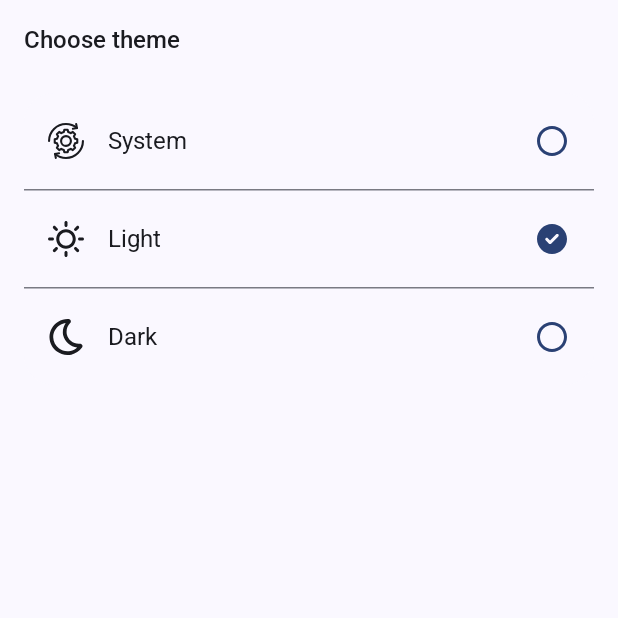
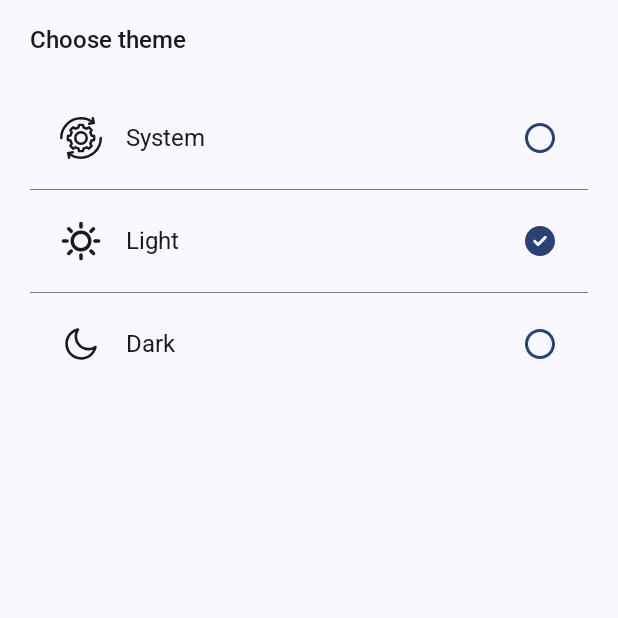
Before and after one commit to Chris-KH/WorkNestApp, an Android app built with Jetpack Compose: the composable SettingTheme shown on its own in the app's theme, after a tap on "Light", on a phone screen of 412 x 824 dp, the top half of it. Run offline under Robolectric (Android 15) with nearby library versions, the phone set to English and light mode, and no system bars; our stand-ins replace Dagger/Hilt's generated code; Roboto replaces fonts that are not available here; 1 statement that could not run was skipped.

Commit message:
Persist theme setting

```diff
--- a/app/build.gradle.kts
+++ b/app/build.gradle.kts
@@ -90,9 +90,12 @@ dependencies {
     implementation(libs.androidx.room.runtime)
     implementation(libs.androidx.room.ktx)
 
-    //StoreRef
+    //DataStore
     implementation(libs.androidx.datastore.preferences)
     implementation(libs.kotlinx.serialization.json)
+
+    //AppCompat
+    implementation(libs.appcompat)
 
     implementation(libs.androidx.lifecycle.viewmodel.compose)
     implementation(libs.androidx.navigation.compose)
--- /dev/null
+++ b/app/src/main/java/com/apcs/worknestapp/data/local/ThemeDataStore.kt
@@ -0,0 +1,37 @@
+package com.apcs.worknestapp.data.local
+
+import android.content.Context
+import androidx.datastore.preferences.core.edit
+import androidx.datastore.preferences.core.stringPreferencesKey
+import androidx.datastore.preferences.preferencesDataStore
+import kotlinx.coroutines.flow.Flow
+import kotlinx.coroutines.flow.map
+import javax.inject.Inject
+
+val Context.themeDataStore by preferencesDataStore(name = "theme_prefs")
+
+object ThemePreferenceKeys {
+    val THEME_KEY = stringPreferencesKey("theme")
+}
+
+enum class ThemeMode {
+    SYSTEM,
+    DARK,
+    LIGHT,
+}
+
+class ThemeDataStore @Inject constructor(
+    private val context: Context,
+) {
+    val themeFlow: Flow<ThemeMode> = context.themeDataStore.data
+        .map { preferences ->
+            val value = preferences[ThemePreferenceKeys.THEME_KEY]
+            ThemeMode.entries.find { it.name == value } ?: ThemeMode.SYSTEM
+        }
+
+    suspend fun saveTheme(theme: ThemeMode) {
+        context.themeDataStore.edit { preferences ->
+            preferences[ThemePreferenceKeys.THEME_KEY] = theme.name
+        }
+    }
+}
--- a/app/src/main/java/com/apcs/worknestapp/ui/screens/setting_detail/SettingTheme.kt
+++ b/app/src/main/java/com/apcs/worknestapp/ui/screens/setting_detail/SettingTheme.kt
@@ -20,10 +20,7 @@ import androidx.compose.material3.MaterialTheme
 import androidx.compose.material3.SnackbarHostState
 import androidx.compose.material3.Text
 import androidx.compose.runtime.Composable
-import androidx.compose.runtime.getValue
-import androidx.compose.runtime.mutableStateOf
-import androidx.compose.runtime.remember
-import androidx.compose.runtime.setValue
+import androidx.compose.runtime.collectAsState
 import androidx.compose.ui.Alignment
 import androidx.compose.ui.Modifier
 import androidx.compose.ui.draw.clip
@@ -31,22 +28,21 @@ import androidx.compose.ui.res.painterResource
 import androidx.compose.ui.text.font.FontWeight
 import androidx.compose.ui.unit.dp
 import androidx.compose.ui.unit.sp
+import androidx.hilt.navigation.compose.hiltViewModel
 import androidx.navigation.NavHostController
 import com.apcs.worknestapp.R
-
-enum class ThemeMode {
-    SYSTEM,
-    DARK,
-    LIGHT,
-}
+import com.apcs.worknestapp.data.local.ThemeMode
+import com.apcs.worknestapp.viewmodels.ThemeViewModel
 
 @Composable
 fun SettingTheme(
     navController: NavHostController,
     snackbarHost: SnackbarHostState,
     modifier: Modifier = Modifier,
+    themeViewModel: ThemeViewModel = hiltViewModel(),
 ) {
-    var themeMode by remember { mutableStateOf<ThemeMode>(ThemeMode.SYSTEM) }
+    val themeState = themeViewModel.theme.collectAsState()
+    val themeMode = themeState.value
 
     Box(
         modifier = modifier.fillMaxSize()
@@ -55,34 +51,46 @@ fun SettingTheme(
             modifier = Modifier
                 .fillMaxWidth()
                 .padding(top = 16.dp)
-                .padding(horizontal = 16.dp)
+                .padding(horizontal = 20.dp)
         ) {
             Text(text = "Choose theme")
-            Spacer(modifier = Modifier.height(24.dp))
+            Spacer(modifier = Modifier.height(20.dp))
             Column(
                 modifier = Modifier
                     .fillMaxWidth()
-                    .clip(RoundedCornerShape(30f))
+                    .clip(RoundedCornerShape(40f))
             ) {
                 ThemeOption(
                     label = "System",
                     isSelected = themeMode == ThemeMode.SYSTEM,
                     leadingIcon = R.drawable.outline_system,
-                    onClick = { themeMode = ThemeMode.SYSTEM }
+                    onClick = {
+                        themeViewModel.saveTheme(ThemeMode.SYSTEM)
+                    }
                 )
-                HorizontalDivider()
+                HorizontalDivider(
+                    thickness = (0.75).dp,
+                    color = MaterialTheme.colorScheme.outlineVariant,
+                )
                 ThemeOption(
                     label = "Light",
                     isSelected = themeMode == ThemeMode.LIGHT,
                     leadingIcon = R.drawable.outline_sun,
-                    onClick = { themeMode = ThemeMode.LIGHT }
+                    onClick = {
+                        themeViewModel.saveTheme(ThemeMode.LIGHT)
+                    }
                 )
-                HorizontalDivider()
+                HorizontalDivider(
+                    thickness = (0.75).dp,
+                    color = MaterialTheme.colorScheme.outlineVariant,
+                )
                 ThemeOption(
                     label = "Dark",
                     isSelected = themeMode == ThemeMode.DARK,
                     leadingIcon = R.drawable.outline_moon,
-                    onClick = { themeMode = ThemeMode.DARK }
+                    onClick = {
+                        themeViewModel.saveTheme(ThemeMode.DARK)
+                    }
                 )
             }
         }
@@ -97,8 +105,7 @@ fun ThemeOption(
     onClick: () -> Unit,
 ) {
     Row(
-        verticalAlignment = Alignment.CenterVertically,
-        modifier = Modifier
+        verticalAlignment = Alignment.CenterVertically, modifier = Modifier
             .clickable(onClick = {
                 if (!isSelected) onClick()
             })
@@ -107,13 +114,13 @@ fun ThemeOption(
                 color = MaterialTheme.colorScheme.surface,
             )
             .padding(
-                vertical = 20.dp, horizontal = 16.dp
+                vertical = 20.dp, horizontal = 20.dp
             )
     ) {
         Icon(
             painter = painterResource(leadingIcon),
             contentDescription = "$label theme",
-            modifier = Modifier.size(24.dp),
+            modifier = Modifier.size(28.dp),
         )
         Spacer(modifier = Modifier.width(16.dp))
         Text(
--- /dev/null
+++ b/app/src/main/java/com/apcs/worknestapp/viewmodels/ThemeViewModel.kt
@@ -0,0 +1,34 @@
+package com.apcs.worknestapp.viewmodels
+
+import androidx.lifecycle.ViewModel
+import androidx.lifecycle.viewModelScope
+import com.apcs.worknestapp.data.local.ThemeDataStore
+import com.apcs.worknestapp.data.local.ThemeMode
+import dagger.hilt.android.lifecycle.HiltViewModel
+import kotlinx.coroutines.flow.MutableStateFlow
+import kotlinx.coroutines.flow.StateFlow
+import kotlinx.coroutines.flow.collectLatest
+import kotlinx.coroutines.launch
+import javax.inject.Inject
+
+@HiltViewModel
+class ThemeViewModel @Inject constructor(
+    private val themeStore: ThemeDataStore,
+) : ViewModel() {
+    private val _theme = MutableStateFlow<ThemeMode>(ThemeMode.SYSTEM)
+    val theme: StateFlow<ThemeMode> = _theme
+
+    init {
+        viewModelScope.launch {
+            themeStore.themeFlow.collectLatest {
+                _theme.value = it
+            }
+        }
+    }
+
+    fun saveTheme(theme: ThemeMode) {
+        viewModelScope.launch {
+            themeStore.saveTheme(theme)
+        }
+    }
+}
--- a/app/src/main/res/drawable/outline_moon.xml
+++ b/app/src/main/res/drawable/outline_moon.xml
@@ -1,9 +1,11 @@
 <vector xmlns:android="http://schemas.android.com/apk/res/android"
-    android:width="512dp"
-    android:height="512dp"
-    android:viewportWidth="100"
-    android:viewportHeight="100">
+    android:width="8.467dp"
+    android:height="8.467dp"
+    android:viewportWidth="8.4667"
+    android:viewportHeight="8.4667">
   <path
       android:fillColor="#FF000000"
-      android:pathData="m54.2,100c-10.8,0 -21.6,-3.6 -30.4,-10.3 -11.8,-8.8 -19,-22.7 -19.6,-37.6 -1,-18 8.8,-35.5 24.2,-44.8 8.8,-5.2 18.6,-7.8 28.9,-7.2 2.6,0 5.2,2.1 5.7,4.1 1,2.6 0.5,5.2 -1.5,7.2 -8.2,8.2 -11.3,19.6 -9.3,30.9 3.6,16.5 19.1,27.8 36.1,26.3 2.6,0 5.2,1 6.7,3.6 1.5,2.1 1,5.2 -0.5,7.2 -7.2,9.8 -18,17 -29.9,19.6 -3.2,0.5 -6.8,1 -10.4,1zM49.1,10.9c-5.2,0.5 -10.3,2.6 -15.5,5.7 -12.4,7.2 -19.6,21.1 -19.1,35 0.5,11.8 6.2,22.7 15.5,29.9s21.1,9.8 32.5,7.2c7.2,-1.5 13.4,-4.6 18.5,-9.8 -18.5,-1.5 -34.5,-15.5 -39.1,-34.5 -2.1,-11.4 0.5,-23.7 7.2,-33.5z"/>
+      android:pathData="m3.5609,1.0648c-1.4623,0.3306 -2.5019,1.6336 -2.502,3.1328 -0,1.7704 1.4405,3.2109 3.2109,3.2109 1.4992,-0.0001 2.8022,-1.0416 3.1328,-2.5039 0.0531,-0.2329 -0.2052,-0.4114 -0.4043,-0.2793 -0.3724,0.2461 -0.8095,0.3785 -1.2559,0.3789 -1.2625,0 -2.2793,-1.0187 -2.2793,-2.2813 0.0004,-0.4463 0.1309,-0.8815 0.377,-1.2539 0.1321,-0.1991 -0.0464,-0.4574 -0.2793,-0.4043zM3.096,1.7843c-0.1035,0.2833 -0.1617,0.642 -0.162,0.9387 0,1.5485 1.2601,2.8105 2.8086,2.8105 0.2965,-0.0003 0.5895,-0.0482 0.9355,-0.161 -0.4347,0.9068 -1.3588,1.5066 -2.4082,1.5067 -1.4845,0 -2.6816,-1.1972 -2.6816,-2.6816 0.0001,-1.0489 0.6188,-1.9865 1.5077,-2.4133z"
+      android:strokeLineJoin="round"
+      android:strokeLineCap="round"/>
 </vector>
--- a/app/src/main/res/drawable/outline_sun.xml
+++ b/app/src/main/res/drawable/outline_sun.xml
@@ -1,33 +1,10 @@
 <vector xmlns:android="http://schemas.android.com/apk/res/android"
-    android:width="384dp"
-    android:height="384dp"
-    android:viewportWidth="384"
-    android:viewportHeight="384">
+    android:width="24dp"
+    android:height="24dp"
+    android:viewportWidth="24"
+    android:viewportHeight="24">
   <path
-      android:fillColor="#FF000000"
-      android:pathData="M101.49,78.86L78.86,56.24c-6.24,-6.25 -16.38,-6.25 -22.62,0c-6.25,6.25 -6.25,16.38 0,22.62l22.62,22.62c3.12,3.13 7.22,4.69 11.31,4.69c4.1,0 8.19,-1.56 11.31,-4.69C107.74,95.24 107.74,85.11 101.49,78.86z"/>
-  <path
-      android:fillColor="#FF000000"
-      android:pathData="M48,176H16c-8.83,0 -16,7.17 -16,16c0,8.83 7.17,16 16,16h32c8.83,0 16,-7.17 16,-16C64,183.17 56.83,176 48,176z"/>
-  <path
-      android:fillColor="#FF000000"
-      android:pathData="M101.49,282.51c-6.24,-6.25 -16.38,-6.25 -22.62,0L56.24,305.14c-6.25,6.25 -6.25,16.38 0,22.62c3.12,3.13 7.22,4.69 11.31,4.69s8.19,-1.56 11.31,-4.69l22.62,-22.62C107.74,298.89 107.74,288.76 101.49,282.51z"/>
-  <path
-      android:fillColor="#FF000000"
-      android:pathData="M192,320c-8.83,0 -16,7.17 -16,16v32c0,8.83 7.17,16 16,16c8.83,0 16,-7.17 16,-16v-32C208,327.17 200.83,320 192,320z"/>
-  <path
-      android:fillColor="#FF000000"
-      android:pathData="M327.76,305.14l-22.62,-22.62c-6.24,-6.25 -16.38,-6.25 -22.62,0c-6.25,6.25 -6.25,16.38 0,22.62l22.62,22.62c3.12,3.13 7.22,4.69 11.31,4.69s8.19,-1.56 11.31,-4.69C334.01,321.51 334.01,311.38 327.76,305.14z"/>
-  <path
-      android:fillColor="#FF000000"
-      android:pathData="M368,176h-32c-8.83,0 -16,7.17 -16,16c0,8.83 7.17,16 16,16h32c8.83,0 16,-7.17 16,-16C384,183.17 376.83,176 368,176z"/>
-  <path
-      android:fillColor="#FF000000"
-      android:pathData="M327.76,56.24c-6.24,-6.25 -16.38,-6.25 -22.62,0l-22.62,22.62c-6.25,6.25 -6.25,16.38 0,22.62c3.12,3.13 7.22,4.69 11.31,4.69s8.19,-1.56 11.31,-4.69l22.62,-22.62C334.01,72.62 334.01,62.49 327.76,56.24z"/>
-  <path
-      android:fillColor="#FF000000"
-      android:pathData="M192,0c-8.83,0 -16,7.17 -16,16v32c0,8.83 7.17,16 16,16c8.83,0 16,-7.17 16,-16V16C208,7.17 200.83,0 192,0z"/>
-  <path
-      android:fillColor="#FF000000"
-      android:pathData="M192,88c-57.34,0 -104,46.66 -104,104s46.66,104 104,104s104,-46.66 104,-104S249.34,88 192,88zM192,264c-39.7,0 -72,-32.3 -72,-72s32.3,-72 72,-72s72,32.3 72,72S231.7,264 192,264z"/>
+      android:pathData="m12,1c0.552,0 1,0.448 1,1v2c0,0.552 -0.448,1 -1,1s-1,-0.448 -1,-1v-2c0,-0.552 0.448,-1 1,-1zM4.293,4.293c0.391,-0.391 1.024,-0.391 1.414,0l1.414,1.414c0.391,0.391 0.391,1.024 0,1.414s-1.024,0.391 -1.414,0l-1.414,-1.414c-0.391,-0.391 -0.391,-1.024 0,-1.414zM19.85,4.293c0.391,0.391 0.391,1.024 0,1.414l-1.414,1.414c-0.391,0.391 -1.024,0.391 -1.414,0s-0.391,-1.024 0,-1.414l1.414,-1.414c0.391,-0.391 1.024,-0.391 1.414,0zM12,8c-2.209,0 -4,1.791 -4,4 0,2.209 1.791,4 4,4 2.209,0 4,-1.791 4,-4 0,-2.209 -1.791,-4 -4,-4zM6,12c0,-3.314 2.686,-6 6,-6 3.314,0 6,2.686 6,6 0,3.314 -2.686,6 -6,6 -3.314,0 -6,-2.686 -6,-6zM1,12c0,-0.552 0.448,-1 1,-1h2c0.552,0 1,0.448 1,1s-0.448,1 -1,1h-2c-0.552,0 -1,-0.448 -1,-1zM19,12c0,-0.552 0.448,-1 1,-1h2c0.552,0 1,0.448 1,1s-0.448,1 -1,1h-2c-0.552,0 -1,-0.448 -1,-1zM7.122,17.021c0.391,0.391 0.391,1.024 0,1.414l-1.414,1.414c-0.391,0.391 -1.024,0.391 -1.414,0 -0.391,-0.391 -0.391,-1.024 0,-1.414l1.414,-1.414c0.391,-0.391 1.024,-0.391 1.414,0zM17.021,17.021c0.391,-0.391 1.024,-0.391 1.414,0l1.414,1.414c0.391,0.391 0.391,1.024 0,1.414 -0.391,0.391 -1.024,0.391 -1.414,0l-1.414,-1.414c-0.391,-0.391 -0.391,-1.024 0,-1.414zM12,19c0.552,0 1,0.448 1,1v2c0,0.552 -0.448,1 -1,1s-1,-0.448 -1,-1v-2c0,-0.552 0.448,-1 1,-1z"
+      android:fillColor="#000000"
+      android:fillType="evenOdd"/>
 </vector>
--- a/gradle/libs.versions.toml
+++ b/gradle/libs.versions.toml
@@ -1,5 +1,6 @@
 [versions]
 agp = "8.10.0"
+appcompatVersion = "1.7.1"
 cloudinaryAndroid = "3.0.2"
 coil = "3.2.0"
 coreSplashscreen = "1.0.1"
@@ -33,6 +34,7 @@ androidx-credentials-play-services-auth = { module = "androidx.credentials:crede
 androidx-datastore-preferences = { module = "androidx.datastore:datastore-preferences", version.ref = "datastorePreferences" }
 androidx-lifecycle-viewmodel-compose = { module = "androidx.lifecycle:lifecycle-viewmodel-compose", version.ref = "lifecycleRuntimeKtx" }
 androidx-navigation-compose = { module = "androidx.navigation:navigation-compose", version.ref = "navigationCompose" }
+appcompat = { module = "androidx.appcompat:appcompat", version.ref = "appcompatVersion" }
 cloudinary-android = { module = "com.cloudinary:cloudinary-android", version.ref = "cloudinaryAndroid" }
 cloudinary-android-core = { module = "com.cloudinary:cloudinary-android-core", version.ref = "cloudinaryAndroid" }
 coil = { module = "io.coil-kt.coil3:coil", version.ref = "coil" }
```
Also changed, not shown: app/src/main/java/com/apcs/worknestapp/MainActivity.kt (+27 -1 lines), app/src/main/java/com/apcs/worknestapp/di/AppModule.kt (+9 -0 lines), app/src/main/java/com/apcs/worknestapp/state/ApplySystemBarTheme.kt (added, +18 -0 lines).
